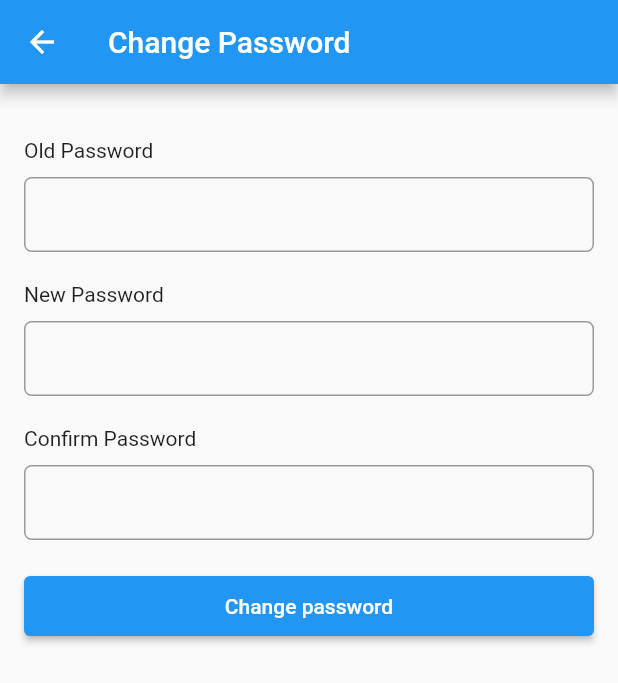
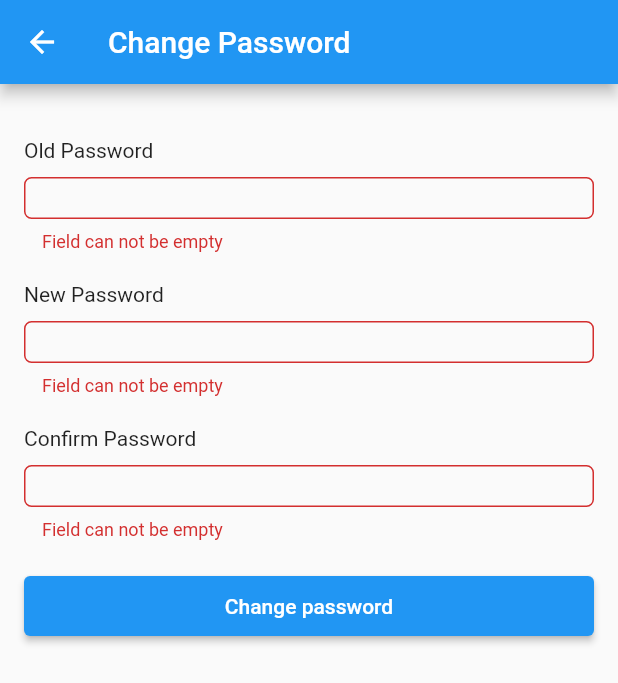
Before and after one commit to tanvir-ahmod/Project-Tracker, a Flutter app: the ChangePasswordScreen screen opened directly, after a tap on "Change password", on a phone screen of 412 x 824 dp. Shown: the top 683 px of the screen. Run offline on Flutter 3.47's test engine with Material 2 defaults, Android fonts, the phone set to English and light mode, and no system bars; our stand-ins replace dio, flutter_spinkit, fluttertoast, get, get_storage, google_fonts and 1 more; accounts and stored records are empty.

Commit message:
Integrate change password API

```diff
--- /dev/null
+++ b/lib/controller/change_password_controller.dart
@@ -0,0 +1,31 @@
+import 'package:flutter/widgets.dart';
+import 'package:fluttertoast/fluttertoast.dart';
+import 'package:get/get.dart';
+import 'package:get/get_state_manager/get_state_manager.dart';
+import 'package:todo/data/model/request/change_password_request.dart';
+import 'package:todo/data/repositories/profile/profile_repository.dart';
+import 'package:todo/ui/login_ui.dart';
+
+class ChangePasswordController extends GetxController {
+  final GlobalKey<FormState> form = GlobalKey<FormState>();
+  final TextEditingController oldPassword = TextEditingController();
+  final TextEditingController newPassword = TextEditingController();
+  final TextEditingController confirmPassword = TextEditingController();
+  var isLoading = false.obs;
+
+  ProfileRepository _profileRepository = Get.find();
+
+  void changePassword() async {
+    final changePasswordRequest = ChangePasswordRequest(
+      oldPassword: oldPassword.text,
+      newPassword: newPassword.text,
+      confirmPassword: confirmPassword.text,
+    );
+    isLoading.value = true;
+    final response =
+        await _profileRepository.changePassword(changePasswordRequest);
+    isLoading.value = false;
+    Fluttertoast.showToast(msg: response.responseMessage);
+    Get.offAll(() => LoginScreen());
+  }
+}
--- /dev/null
+++ b/lib/data/model/request/change_password_request.dart
@@ -0,0 +1,31 @@
+import 'dart:convert';
+
+class ChangePasswordRequest {
+  ChangePasswordRequest({
+    required this.oldPassword,
+    required this.newPassword,
+    required this.confirmPassword,
+  });
+
+  String oldPassword;
+  String newPassword;
+  String confirmPassword;
+
+  factory ChangePasswordRequest.fromRawJson(String str) =>
+      ChangePasswordRequest.fromJson(json.decode(str));
+
+  String toRawJson() => json.encode(toJson());
+
+  factory ChangePasswordRequest.fromJson(Map<String, dynamic> json) =>
+      ChangePasswordRequest(
+        oldPassword: json["old_password"],
+        newPassword: json["new_password"],
+        confirmPassword: json["confirm_password"],
+      );
+
+  Map<String, dynamic> toJson() => {
+        "old_password": oldPassword,
+        "new_password": newPassword,
+        "confirm_password": confirmPassword,
+      };
+}
--- /dev/null
+++ b/lib/data/repositories/profile/profile_repository.dart
@@ -0,0 +1,11 @@
+import 'package:todo/data/model/request/change_password_request.dart';
+import 'package:todo/data/model/request/login_request.dart';
+import 'package:todo/data/model/request/registration_request.dart';
+import 'package:todo/data/model/response/base_response.dart';
+import 'package:todo/data/model/response/login_response.dart';
+import 'package:todo/data/model/response/registration_response.dart';
+
+abstract class ProfileRepository {
+  Future<BaseResponse> changePassword(
+      ChangePasswordRequest changePasswordRequest);
+}
--- a/lib/helpers/Constants.dart
+++ b/lib/helpers/Constants.dart
@@ -6,3 +6,6 @@ const UPDATE_LISTENER = "updateListener";
 const BASE_URL = "http://192.168.0.102:8080/";
 
 const int RESPONSE_OK = 200;
+
+const LOGOUT = "Logout";
+const CHANGE_PASSWORD = "Change Password";
--- a/lib/ui/profile/change_password.dart
+++ b/lib/ui/profile/change_password.dart
@@ -1,7 +1,13 @@
 import 'package:flutter/cupertino.dart';
 import 'package:flutter/material.dart';
+import 'package:get/get.dart';
+import 'package:todo/controller/change_password_controller.dart';
 
 class ChangePasswordScreen extends StatelessWidget {
+  final ChangePasswordController _changePasswordController = Get.find();
+  final focusNode1 = FocusNode();
+  final focusNode2 = FocusNode();
+
   @override
   Widget build(BuildContext context) {
     return Scaffold(
@@ -11,6 +17,8 @@ class ChangePasswordScreen extends StatelessWidget {
       body: SingleChildScrollView(
         child: Padding(
           padding: const EdgeInsets.all(16.0),
+          child: Form(
+            key: _changePasswordController.form,
             child: Column(
               crossAxisAlignment: CrossAxisAlignment.start,
               children: [
@@ -23,8 +31,16 @@ class ChangePasswordScreen extends StatelessWidget {
                 ),
                 Container(
                   height: 50,
-                child: TextField(
+                  child: TextFormField(
+                    controller: _changePasswordController.oldPassword,
+                    textInputAction: TextInputAction.next,
                     obscureText: true,
+                    validator: (val) {
+                      if (val!.isEmpty) return 'Field can not be empty';
+                      return null;
+                    },
+                    onEditingComplete: () =>
+                        FocusScope.of(context).requestFocus(focusNode1),
                     decoration: InputDecoration(
                       border: OutlineInputBorder(
                         borderSide: BorderSide(color: Colors.grey[300]!),
@@ -42,7 +58,16 @@ class ChangePasswordScreen extends StatelessWidget {
                 ),
                 Container(
                   height: 50,
-                child: TextField(
+                  child: TextFormField(
+                    focusNode: focusNode1,
+                    controller: _changePasswordController.newPassword,
+                    validator: (val) {
+                      if (val!.isEmpty) return 'Field can not be empty';
+                      return null;
+                    },
+                    onEditingComplete: () =>
+                        FocusScope.of(context).requestFocus(focusNode2),
+                    textInputAction: TextInputAction.next,
                     obscureText: true,
                     decoration: InputDecoration(
                       border: OutlineInputBorder(
@@ -61,7 +86,16 @@ class ChangePasswordScreen extends StatelessWidget {
                 ),
                 Container(
                   height: 50,
-                child: TextField(
+                  child: TextFormField(
+                    controller: _changePasswordController.confirmPassword,
+                    focusNode: focusNode2,
+                    validator: (val) {
+                      if (val!.isEmpty) return 'Field can not be empty';
+                      if (val != _changePasswordController.newPassword.text)
+                        return 'Password does not match';
+                      return null;
+                    },
+                    textInputAction: TextInputAction.done,
                     obscureText: true,
                     decoration: InputDecoration(
                       border: OutlineInputBorder(
@@ -80,11 +114,22 @@ class ChangePasswordScreen extends StatelessWidget {
                       minimumSize: Size(double.infinity,
                           40), // double.infinity is the width and 30 is the height
                     ),
-                  onPressed: () {},
+                    onPressed: () {
+                      if (_changePasswordController.form.currentState!
+                          .validate()) {
+                        _changePasswordController.changePassword();
+                      }
+                    },
                     child: Text("Change password"),
                   ),
+                ),
+                Obx(() => _changePasswordController.isLoading.value
+                    ? Center(
+                        child: CircularProgressIndicator(),
                       )
+                    : Container())
               ],
+            ),
           ),
         ),
       ),
```
Also changed, not shown: lib/bindings/global_binding.dart (+9 -0 lines), lib/data/repositories/profile/profile_repository_impl.dart (added, +14 -0 lines), lib/services/profile_service.dart (added, +7 -0 lines), lib/services/profile_service_impl.dart (added, +16 -0 lines), lib/ui/home_screen.dart (+14 -2 lines). Lines whose indentation alone changed are shown as unchanged.
